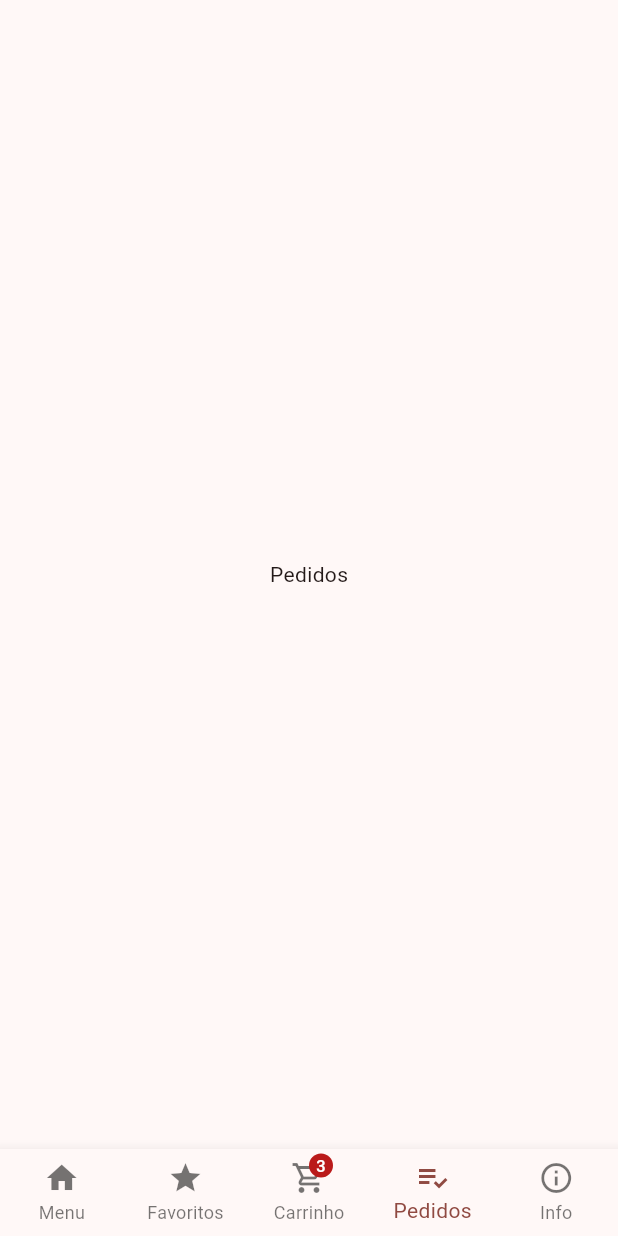
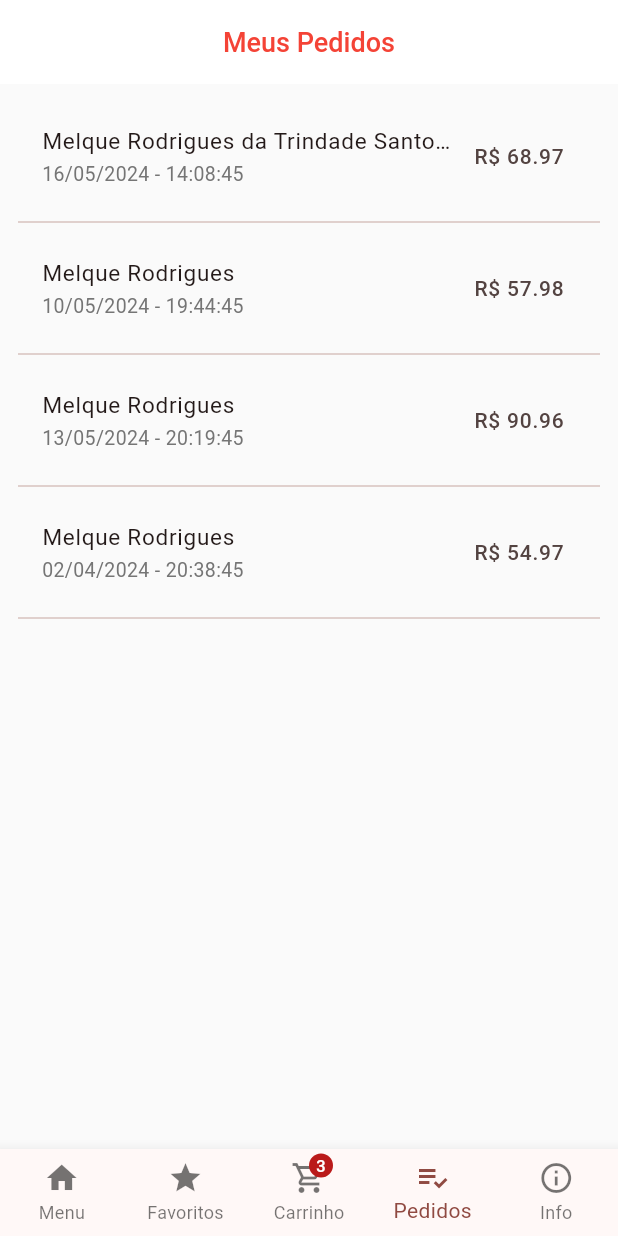
Before and after one commit to melquetrindade/delivery_app, a Flutter app: the screen it shows after launch, swiped to page 4, on a phone screen of 412 x 824 dp. Run offline on Flutter 3.47's test engine with Material 3 defaults, Android fonts, the light colour scheme and no system bars; network calls fail.

Commit message:
iniciando o desenvolvimento da tela de Pedidos

```diff
--- a/delivery_app/lib/main.dart
+++ b/delivery_app/lib/main.dart
@@ -3,6 +3,7 @@
 import 'package:delivery_app/repository/endereco.dart';
 import 'package:delivery_app/repository/enderecoLoja.dart';
 import 'package:delivery_app/repository/favoritos.dart';
+import 'package:delivery_app/repository/historico.dart';
 import 'package:delivery_app/repository/produtos.dart';
 import 'package:flutter/material.dart';
 import 'package:provider/provider.dart';
@@ -16,6 +17,7 @@
       ChangeNotifierProvider<FavoritosRepository>(create: (_) => FavoritosRepository()),
       ChangeNotifierProvider<EnderecoRepository>(create: (_) => EnderecoRepository()),
       ChangeNotifierProvider<EnderecoLojaRepository>(create: (_) => EnderecoLojaRepository()),
+      ChangeNotifierProvider<HistoricoRepository>(create: (_) => HistoricoRepository()),
     ],
     child: MyApp(),
   ));
--- a/delivery_app/lib/pages/pedidos_page.dart
+++ b/delivery_app/lib/pages/pedidos_page.dart
@@ -1,4 +1,7 @@
+import 'package:delivery_app/repository/carrinho.dart';
+import 'package:delivery_app/repository/historico.dart';
 import 'package:flutter/material.dart';
+import 'package:provider/provider.dart';
 
 class PedidosPage extends StatefulWidget {
   const PedidosPage({super.key});
@@ -8,10 +11,74 @@
 }
 
 class _PedidosPageState extends State<PedidosPage> {
+  late List<Historico> pedidos;
+  late HistoricoRepository historico;
+
   @override
   Widget build(BuildContext context) {
+    historico = context.watch<HistoricoRepository>();
+    pedidos = historico.historico;
+
+    pedidos.forEach((item) {
+      print(item.data);
+    });
+
     return Scaffold(
-      body: Center(child: Text('Pedidos'),),
+        backgroundColor: Colors.grey[50],
+        appBar: AppBar(
+          backgroundColor: Colors.white,
+          iconTheme: IconThemeData(color: Colors.red),
+          centerTitle: true,
+          title: const Text(
+            'Meus Pedidos',
+            style: TextStyle(
+                color: Colors.red, fontSize: 18, fontWeight: FontWeight.w500),
+          ),
+        ),
+        body: Padding(
+          padding: const EdgeInsets.all(12.0),
+          child: SingleChildScrollView(
+            child: loadHistorico(),
+          ),
+        ));
+  }
+
+  loadHistorico() {
+    List<Widget> widgets = [];
+    double valorTotal = 0;
+
+    calcTotal(List<ItemCarrinho> carrinho) {
+      double subTotal = 0;
+      valorTotal = 0;
+
+      carrinho.forEach((itemCar) {
+        subTotal += itemCar.qtd * itemCar.itemProduto.valor;
+        valorTotal = double.parse(subTotal.toStringAsFixed(2));
+      });
+    }
+
+    for (var item in pedidos) {
+      calcTotal(item.carrinho);
+
+      widgets.add(Container(
+        child: ListTile(
+            title: Text('${item.cliente}',
+                style: TextStyle(fontSize: 15),
+                maxLines: 1,
+                overflow: TextOverflow.ellipsis
+            ),
+            subtitle: Text(
+              '${item.data}',
+              style: TextStyle(
+                  color: Colors.grey[600],
+                  fontSize: 13),
+            ),
+            trailing: Text('R\$ ${valorTotal}', style: TextStyle(fontSize: 14),)),
+      ));
+      widgets.add(Divider());
+    }
+    return Column(
+      children: widgets,
     );
   }
 }
--- a/delivery_app/lib/pages/venda_page.dart
+++ b/delivery_app/lib/pages/venda_page.dart
@@ -1,10 +1,13 @@
+import 'package:delivery_app/pages/home_page.dart';
 import 'package:delivery_app/repository/carrinho.dart';
 import 'package:delivery_app/repository/enderecoLoja.dart';
+import 'package:delivery_app/repository/historico.dart';
 import 'package:delivery_app/widgets/vendaPage/endereco.dart';
 import 'package:delivery_app/widgets/vendaPage/formaPagamento.dart';
 import 'package:delivery_app/widgets/vendaPage/revisao.dart';
 import 'package:flutter/material.dart';
 import 'package:flutter/widgets.dart';
+import 'package:intl/intl.dart';
 import 'package:provider/provider.dart';
 
 class VendaPage extends StatefulWidget {
@@ -18,6 +21,9 @@
 class _VendaPageState extends State<VendaPage> {
   late EnderecoLoja localizacaoLoja;
   late EnderecoLojaRepository enderecoDaLoja;
+  late HistoricoRepository historicoPedidos;
+  late CarrinhoRepository carrinho;
+
   int qtdTotal = 0;
   double subTotal = 0;
   bool isDelivery = false;
@@ -64,8 +70,49 @@
     });
   }
 
+  registerOrder() {
+    DateTime now = DateTime.now();
+    String formattedDateTime = DateFormat('dd/MM/yyyy - HH:mm:ss').format(now);
+    //String formattedDateTime = '${now.day}/${now.month}/${now.year} - ${now.hour}:${now.minute}:${now.second}';
+
+    String typePag = '';
+    if (selectedOption == 1) {
+      typePag = 'Em Espécie';
+    } else if (selectedOption == 2) {
+      typePag = 'Pix';
+    } else {
+      typePag = 'Cartão';
+    }
+
+    historicoPedidos.registerHistoric(Historico(
+        carrinho: widget.objItem,
+        cliente: 'Melque Rodrigues',
+        data: formattedDateTime,
+        formaPag: typePag,
+        frete: localizacaoLoja.frete));
+
+    carrinho.clearCarrinho();
+
+    Navigator.push(
+      context,
+      MaterialPageRoute(
+        builder: (_) => HomePage(),
+      ),
+    );
+
+    ScaffoldMessenger.of(context).showSnackBar(
+      SnackBar(
+        content: Text('Seu pedido foi enviado com sucesso!'),
+        duration: Duration(seconds: 30),
+        action: SnackBarAction(label: 'OK', onPressed: () {}),
+      ),
+    );
+  }
+
   @override
   Widget build(BuildContext context) {
+    carrinho = context.read<CarrinhoRepository>();
+    historicoPedidos = context.read<HistoricoRepository>();
     enderecoDaLoja = context.read<EnderecoLojaRepository>();
     localizacaoLoja = enderecoDaLoja.enderecoLoja;
     calcQuantidade();
@@ -104,22 +151,23 @@
               uptadeState: setCheck,
             ),
             Padding(
-              padding: const EdgeInsets.only(left: 12, right: 12, top: 20, bottom: 30),
+              padding: const EdgeInsets.only(
+                  left: 12, right: 12, top: 20, bottom: 30),
               child: Container(
                 width: double.infinity,
                 child: ElevatedButton(
                   style: ButtonStyle(
-                    backgroundColor: MaterialStateProperty.all<Color>(Colors.red),
+                    backgroundColor:
+                        MaterialStateProperty.all<Color>(Colors.red),
                     shape: MaterialStateProperty.all<RoundedRectangleBorder>(
                       RoundedRectangleBorder(
-                        borderRadius:
-                            BorderRadius.zero, // Raio dos cantos
+                        borderRadius: BorderRadius.zero, // Raio dos cantos
                         side: BorderSide.none, // Remove a borda
                       ),
                     ),
                   ),
                   onPressed: () {
-                    print('pedido foi enviado');
+                    registerOrder();
                   },
                   child: Padding(
                     padding: const EdgeInsets.only(top: 15, bottom: 15),
--- a/delivery_app/lib/repository/carrinho.dart
+++ b/delivery_app/lib/repository/carrinho.dart
@@ -111,7 +111,7 @@
       if (_carrinho[id].qtd == 0) {
         _carrinho.removeAt(id);
         _dbFirebase.removeAt(id);
-      } else{
+      } else {
         _dbFirebase[id].qtd = _carrinho[id].qtd;
       }
     } else {
@@ -125,11 +125,18 @@
       if (_carrinho[id].qtd == 0) {
         _carrinho.removeAt(id);
         _dbFirebase.removeAt(id);
-      } else{
+      } else {
         _dbFirebase[id].qtd = _carrinho[id].qtd;
       }
     }
 
     notifyListeners();
   }
+
+  clearCarrinho() {
+    _dbFirebase = [];
+    _carrinho = [];
+
+    notifyListeners();
+  }
 }
--- a/delivery_app/lib/repository/historico.dart
+++ b/delivery_app/lib/repository/historico.dart
@@ -0,0 +1,187 @@
+import 'package:delivery_app/models/produto.dart';
+import 'package:delivery_app/repository/carrinho.dart';
+import 'package:flutter/cupertino.dart';
+
+class Historico {
+  List<ItemCarrinho> carrinho;
+  String cliente;
+  String data;
+  String formaPag;
+  double frete;
+
+  Historico(
+      {required this.carrinho,
+      required this.cliente,
+      required this.data,
+      required this.formaPag,
+      required this.frete});
+}
+
+class HistoricoRepository extends ChangeNotifier {
+  List<Historico> _historico = [];
+  final List<Historico> _dbFirebase = [
+    Historico(
+        carrinho: [
+          ItemCarrinho(
+            itemProduto: Produto(
+                'McNífico Bacon',
+                'assets/hamburguer/mcNificoBacon.png',
+                'Um hambúrguer (carne 100% bovina), bacon, alface americana, cebola, queijo processado sabor cheddar, tomate, maionese, ketchup, mostarda e pão com gergelim.',
+                'Hambúrguer',
+                13.99),
+            qtd: 2,
+            tamanho: 'null'
+          ),
+          ItemCarrinho(
+            itemProduto: Produto(
+                'Coca-Cola Lata',
+                'assets/bebidas/coca_lata.jpg',
+                'Desfrute do clássico sabor refrescante da Coca-Cola em uma lata conveniente de 330ml.',
+                'Bebida',
+                4.00),
+            qtd: 2,
+            tamanho: 'null'
+          ),
+          ItemCarrinho(
+            itemProduto: Produto(
+                'Calabresa',
+                'assets/pizza/calabresa.jpg',
+                'Molho de tomates frescos, cebola, calabresa curada, azeitonas pretas e salpicada de orégano.',
+                'Pizza',
+                32.99),
+            qtd: 1,
+            tamanho: 'P'
+          )
+        ],
+        cliente: 'Melque Rodrigues da Trindade Santos da Costa Oliveira ',
+        data: '16/05/2024 - 14:08:45',
+        formaPag: 'Pix',
+        frete: 5.00),
+    Historico(
+        carrinho: [
+          ItemCarrinho(
+            itemProduto: Produto(
+                'Big Mac',
+                'assets/hamburguer/bigMac.png',
+                'Dois hambúrgueres (100% carne bovina), alface americana, queijo processado sabor cheddar, molho especial, cebola, picles e pão com gergelim.',
+                'Hambúrguer',
+                16.99),
+            qtd: 1,
+            tamanho: 'null'
+          ),
+          ItemCarrinho(
+            itemProduto: Produto(
+                'Coca-Cola Lata',
+                'assets/bebidas/coca_lata.jpg',
+                'Desfrute do clássico sabor refrescante da Coca-Cola em uma lata conveniente de 330ml.',
+                'Bebida',
+                4.00),
+            qtd: 2,
+            tamanho: 'null'
+          ),
+          ItemCarrinho(
+            itemProduto: Produto(
+                'Catupiry',
+                'assets/pizza/catupiry.jpg',
+                'Molho de tomates frescos, coberta com catupiry e salpicada de orégano.',
+                'Pizza',
+                32.99),
+            qtd: 1,
+            tamanho: 'G'
+          )
+        ],
+        cliente: 'Melque Rodrigues',
+        data: '10/05/2024 - 19:44:45',
+        formaPag: 'Em Espécie',
+        frete: 5.00),
+    Historico(
+        carrinho: [
+          ItemCarrinho(
+            itemProduto: Produto(
+                'Duplo Quarterão',
+                'assets/hamburguer/duploQuarterao.png',
+                'Dois hambúrgueres (carne 100% bovina), mostarda, ketchup, cebola, queijo processado sabor cheddar e pão com gergelim.',
+                'Hambúrguer',
+                16.99),
+            qtd: 3,
+            tamanho: 'null'
+          ),
+          ItemCarrinho(
+            itemProduto: Produto(
+                'Guaraná Lata',
+                'assets/bebidas/guarana_lata.jpg',
+                'Experimente a energia natural do guaraná em uma lata prática de 330ml, perfeita para acompanhar suas refeições.',
+                'Bebida',
+                3.50),
+            qtd: 2,
+            tamanho: 'null'
+          ),
+          ItemCarrinho(
+            itemProduto: Produto(
+                'Calabresa',
+                'assets/pizza/calabresa.jpg',
+                'Molho de tomates frescos, cebola, calabresa curada, azeitonas pretas e salpicada de orégano.',
+                'Pizza',
+                32.99),
+            qtd: 1,
+            tamanho: 'M'
+          )
+        ],
+        cliente: 'Melque Rodrigues',
+        data: '13/05/2024 - 20:19:45',
+        formaPag: 'Pix',
+        frete: 5.00),
+    Historico(
+        carrinho: [
+          ItemCarrinho(
+            itemProduto: Produto(
+                'Dog Simples',
+                'assets/hotDog/dogSimples.jpg',
+                'pão, salsicha, carne moída, molho especial e batata palha',
+                'HotDog',
+                4.50),
+            qtd: 4,
+            tamanho: 'null'
+          ),
+          ItemCarrinho(
+            itemProduto: Produto(
+                'Açaí Tradicional',
+                'assets/acai/acai.jpg',
+                'Açaí, leite condensado, leite em pó, granola e banana - 250ml',
+                'Açaí',
+                12.99),
+            qtd: 2,
+            tamanho: 'null'
+          ),
+          ItemCarrinho(
+            itemProduto: Produto(
+                'Milk Shake Kopenhagen',
+                'assets/milkshakers/shakeKopenhagen.png',
+                'Deliciosamente cremoso. O novo McShake Chocolate Kopenhagen é feito com leite e batido na hora. Uma delícia!',
+                'MilkShakers',
+                10.99),
+            qtd: 1,
+            tamanho: 'null'
+          )
+        ],
+        cliente: 'Melque Rodrigues',
+        data: '02/04/2024 - 20:38:45',
+        formaPag: 'Cartão',
+        frete: 5.00)
+  ];
+
+  HistoricoRepository() {
+    iniciarState();
+  }
+
+  List<Historico> get historico => _historico;
+
+  iniciarState() {
+    _historico = _dbFirebase;
+  }
+
+  registerHistoric(Historico pedido) {
+    _dbFirebase.add(pedido);
+    _historico.add(pedido);
+  }
+}
--- a/delivery_app/pubspec.yaml
+++ b/delivery_app/pubspec.yaml
@@ -31,6 +31,7 @@
   flutter:
     sdk: flutter
   provider: ^6.1.2
+  intl: ^0.19.0
 
 
   # The following adds the Cupertino Icons font to your application.
```
Also changed, not shown: delivery_app/pubspec.lock.
